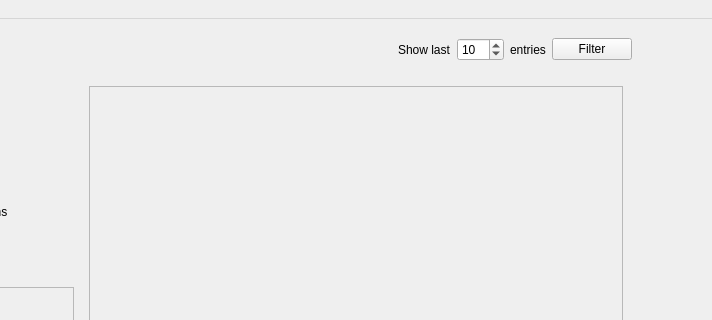
Qt form Code/PaperFriend/mainwindow.ui (RomainPuech/Paper-Friend) before a commit; both pictures show x 119 to 831 and y 0 to 320 of the 1134 by 587 pixel window.
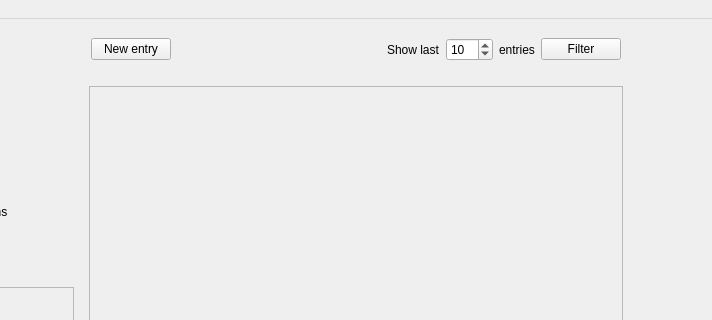
The same form after that commit. Icons and pictures are not drawn.

Commit message: add new entry on button click

```diff
--- a/Code/PaperFriend/mainwindow.ui
+++ b/Code/PaperFriend/mainwindow.ui
@@ -257,12 +257,25 @@
       </property>
       <item>
        <layout class="QHBoxLayout" name="horizontalLayout">
+        <property name="leftMargin">
+         <number>11</number>
+        </property>
         <property name="topMargin">
          <number>10</number>
         </property>
+        <property name="rightMargin">
+         <number>11</number>
+        </property>
         <property name="bottomMargin">
          <number>10</number>
         </property>
+        <item>
+         <widget class="QPushButton" name="newEntryButton">
+          <property name="text">
+           <string>New entry</string>
+          </property>
+         </widget>
+        </item>
         <item>
          <spacer name="horizontalSpacer_2">
           <property name="orientation">
```
The commit also changes 2 other files.
